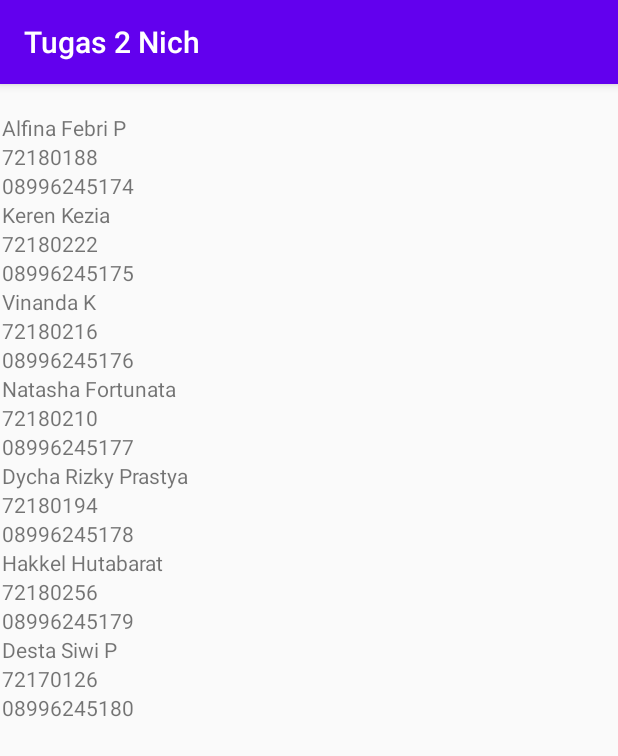
After one commit to whosfeena/Progmob-fina, an Android app: the RecyclerActivity screen opened directly, with no data from a screen before it, on a phone screen of 412 x 824 dp. The commit adds this screen. Shown: the top 756 px of the screen. Run offline under Robolectric (Android 15) with nearby library versions, the phone set to English and light mode, and no system bars.

Commit message:
video 2 selesai

```diff
--- a/app/build.gradle
+++ b/app/build.gradle
@@ -29,5 +29,6 @@ dependencies {
     testImplementation 'junit:junit:4.12'
     androidTestImplementation 'androidx.test.ext:junit:1.1.2'
     androidTestImplementation 'androidx.test.espresso:espresso-core:3.3.0'
+    implementation "androidx.recyclerview:recyclerview:1.1.0"
 
 }
--- a/app/src/main/AndroidManifest.xml
+++ b/app/src/main/AndroidManifest.xml
@@ -9,7 +9,8 @@
         android:roundIcon="@mipmap/ic_launcher_round"
         android:supportsRtl="true"
         android:theme="@style/AppTheme">
-        <activity android:name=".Pertemuan3.ListActivity"></activity>
+        <activity android:name=".Pertemuan3.RecyclerActivity"></activity>
+        <activity android:name=".Pertemuan3.ListActivity" />
         <activity android:name=".ProteinTracker" />
         <activity android:name=".HelpActivity" />
         <activity android:name=".MainActivity">
--- /dev/null
+++ b/app/src/main/java/com/example/progmobtugas/Adapter/MahasiswaRecycleAdapter.java
@@ -0,0 +1,68 @@
+package com.example.progmobtugas.Adapter;
+
+import android.content.Context;
+import android.view.LayoutInflater;
+import android.view.View;
+import android.view.ViewGroup;
+import android.widget.TextView;
+
+import androidx.annotation.NonNull;
+import androidx.recyclerview.widget.RecyclerView;
+
+import com.example.progmobtugas.Model.Mahasiswa;
+import com.example.progmobtugas.R;
+
+import java.util.ArrayList;
+import java.util.List;
+
+public class MahasiswaRecycleAdapter extends RecyclerView.Adapter<MahasiswaRecycleAdapter.ViewHolder> {
+    private Context context; //untuk memanggil context dari luar karna ini adpter
+    private List<Mahasiswa> mahasiswaList;
+
+    //buat constructor
+    public MahasiswaRecycleAdapter(Context context) {
+        this.context = context;
+        mahasiswaList = new ArrayList<>();
+    }
+    public List<Mahasiswa> getMahasiswaList() {
+        return mahasiswaList;
+    }
+
+    //setter getter untuk mahasiswaList
+    public void setMahasiswaList(List<Mahasiswa> mahasiswaList) {
+        this.mahasiswaList = mahasiswaList;
+        notifyDataSetChanged();//kalo ada perubahan android bakal refresh otomatis
+    }
+
+    @NonNull
+    @Override
+    public ViewHolder onCreateViewHolder(@NonNull ViewGroup parent, int viewType) {
+        View v = LayoutInflater.from(context).inflate(R.layout.item_list_recycler,parent,false);
+        return new ViewHolder(v);
+
+    }
+
+    @Override
+    public void onBindViewHolder(@NonNull ViewHolder holder, int position) {
+        Mahasiswa m = mahasiswaList.get(position);
+        holder.tvNama.setText(m.getNama());
+        holder.tvNim.setText(m.getNim());
+        holder.tvNoTelp.setText(m.getNoTelp());
+    }
+
+    @Override
+    public int getItemCount() {
+        return mahasiswaList.size();
+    }
+
+    public class ViewHolder extends RecyclerView.ViewHolder{
+        private TextView tvNama, tvNim, tvNoTelp;
+
+        public ViewHolder(@NonNull View itemView) {
+            super(itemView);
+            tvNama = itemView.findViewById(R.id.tvNama);
+            tvNim = itemView.findViewById(R.id.tvNim);
+            tvNoTelp = itemView.findViewById(R.id.tvNoTelp);
+        }
+    }
+}
--- a/app/src/main/java/com/example/progmobtugas/MainActivity.java
+++ b/app/src/main/java/com/example/progmobtugas/MainActivity.java
@@ -10,6 +10,7 @@ import android.widget.EditText;
 import android.widget.TextView;
 
 import com.example.progmobtugas.Pertemuan3.ListActivity;
+import com.example.progmobtugas.Pertemuan3.RecyclerActivity;
 
 public class MainActivity extends AppCompatActivity {
 
@@ -69,5 +70,13 @@ public class MainActivity extends AppCompatActivity {
                 startActivity(intent);
             }
         });
+
+        btnRecycler.setOnClickListener(new View.OnClickListener() {
+            @Override
+            public void onClick(View view) {
+                Intent intent = new Intent(MainActivity.this, RecyclerActivity.class);
+                startActivity(intent);
+            }
+        });
     }
 }
--- /dev/null
+++ b/app/src/main/java/com/example/progmobtugas/Model/Mahasiswa.java
@@ -0,0 +1,37 @@
+package com.example.progmobtugas.Model;
+
+public class Mahasiswa {
+    private String nama;
+    private String nim;
+    private String noTelp;
+
+    public Mahasiswa(String nama, String nim, String noTelp) {
+        this.nama = nama;
+        this.nim = nim;
+        this.noTelp = noTelp;
+    }
+
+    public String getNama() {
+        return nama;
+    }
+
+    public void setNama(String nama) {
+        this.nama = nama;
+    }
+
+    public String getNim() {
+        return nim;
+    }
+
+    public void setNim(String nim) {
+        this.nim = nim;
+    }
+
+    public String getNoTelp() {
+        return noTelp;
+    }
+
+    public void setNoTelp(String noTelp) {
+        this.noTelp = noTelp;
+    }
+}
--- /dev/null
+++ b/app/src/main/java/com/example/progmobtugas/Pertemuan3/RecyclerActivity.java
@@ -0,0 +1,52 @@
+package com.example.progmobtugas.Pertemuan3;
+
+import androidx.appcompat.app.AppCompatActivity;
+import androidx.recyclerview.widget.LinearLayoutManager;
+import androidx.recyclerview.widget.RecyclerView;
+
+import android.os.Bundle;
+
+import com.example.progmobtugas.Adapter.MahasiswaRecycleAdapter;
+import com.example.progmobtugas.Model.Mahasiswa;
+import com.example.progmobtugas.R;
+
+import java.util.ArrayList;
+import java.util.List;
+
+public class RecyclerActivity extends AppCompatActivity {
+
+    @Override
+    protected void onCreate(Bundle savedInstanceState) {
+        super.onCreate(savedInstanceState);
+        setContentView(R.layout.activity_recycler);
+
+        RecyclerView rv = (RecyclerView)findViewById(R.id.rvLatihan);
+        MahasiswaRecycleAdapter mahasiswaRecycleAdapter;
+
+        //data dummy
+        List<Mahasiswa> mahasiswaList = new ArrayList<Mahasiswa>();
+
+        //generate data mahasiswa
+        Mahasiswa m1 = new Mahasiswa("Alfina Febri P", "72180188", "08996245174");
+        Mahasiswa m2 = new Mahasiswa("Keren Kezia", "72180222", "08996245175");
+        Mahasiswa m3 = new Mahasiswa("Vinanda K", "72180216", "08996245176");
+        Mahasiswa m4 = new Mahasiswa("Natasha Fortunata", "72180210", "08996245177");
+        Mahasiswa m5 = new Mahasiswa("Dycha Rizky Prastya", "72180194", "08996245178");
+        Mahasiswa m6 = new Mahasiswa("Hakkel Hutabarat", "72180256", "08996245179");
+        Mahasiswa m7 = new Mahasiswa("Desta Siwi P", "72170126", "08996245180");
+
+        mahasiswaList.add(m1);
+        mahasiswaList.add(m2);
+        mahasiswaList.add(m3);
+        mahasiswaList.add(m4);
+        mahasiswaList.add(m5);
+        mahasiswaList.add(m6);
+        mahasiswaList.add(m7);
+
+        mahasiswaRecycleAdapter = new MahasiswaRecycleAdapter(RecyclerActivity.this);
+        mahasiswaRecycleAdapter.setMahasiswaList(mahasiswaList);
+
+        rv.setLayoutManager(new LinearLayoutManager(RecyclerActivity.this));
+        rv.setAdapter(mahasiswaRecycleAdapter);
+    }
+}
--- /dev/null
+++ b/app/src/main/res/layout/activity_recycler.xml
@@ -0,0 +1,17 @@
+<?xml version="1.0" encoding="utf-8"?>
+<androidx.constraintlayout.widget.ConstraintLayout xmlns:android="http://schemas.android.com/apk/res/android"
+    xmlns:app="http://schemas.android.com/apk/res-auto"
+    xmlns:tools="http://schemas.android.com/tools"
+    android:layout_width="match_parent"
+    android:layout_height="match_parent"
+    tools:context=".Pertemuan3.RecyclerActivity">
+
+    <androidx.recyclerview.widget.RecyclerView
+        android:id="@+id/rvLatihan"
+        android:layout_width="409dp"
+        android:layout_height="729dp"
+        app:layout_constraintBottom_toBottomOf="parent"
+        app:layout_constraintEnd_toEndOf="parent"
+        app:layout_constraintStart_toStartOf="parent"
+        app:layout_constraintTop_toTopOf="parent" />
+</androidx.constraintlayout.widget.ConstraintLayout>
--- /dev/null
+++ b/app/src/main/res/layout/item_list_recycler.xml
@@ -0,0 +1,46 @@
+<?xml version="1.0" encoding="utf-8"?>
+<LinearLayout xmlns:android="http://schemas.android.com/apk/res/android"
+    xmlns:app="http://schemas.android.com/apk/res-auto"
+    xmlns:tools="http://schemas.android.com/tools"
+    android:layout_width="match_parent"
+    android:layout_height="wrap_content"
+    android:orientation="vertical">
+
+    <androidx.constraintlayout.widget.ConstraintLayout
+        android:layout_width="match_parent"
+        android:layout_height="wrap_content"
+        android:layout_weight="1">
+
+        <TextView
+            android:id="@+id/tvNama"
+            android:layout_width="match_parent"
+            android:layout_height="wrap_content"
+            android:layout_weight="1"
+            android:text="TextView"
+            app:layout_constraintEnd_toEndOf="parent"
+            app:layout_constraintStart_toStartOf="parent"
+            app:layout_constraintTop_toTopOf="parent" />
+
+        <TextView
+            android:id="@+id/tvNim"
+            android:layout_width="match_parent"
+            android:layout_height="wrap_content"
+            android:layout_weight="1"
+            android:text="TextView"
+            app:layout_constraintEnd_toEndOf="parent"
+            app:layout_constraintStart_toStartOf="parent"
+            app:layout_constraintTop_toBottomOf="@+id/tvNama" />
+
+        <TextView
+            android:id="@+id/tvNoTelp"
+            android:layout_width="match_parent"
+            android:layout_height="wrap_content"
+            android:layout_weight="1"
+            android:text="TextView"
+            app:layout_constraintEnd_toEndOf="parent"
+            app:layout_constraintHorizontal_bias="0.0"
+            app:layout_constraintStart_toStartOf="parent"
+            app:layout_constraintTop_toBottomOf="@+id/tvNim" />
+    </androidx.constraintlayout.widget.ConstraintLayout>
+
+</LinearLayout>
```
